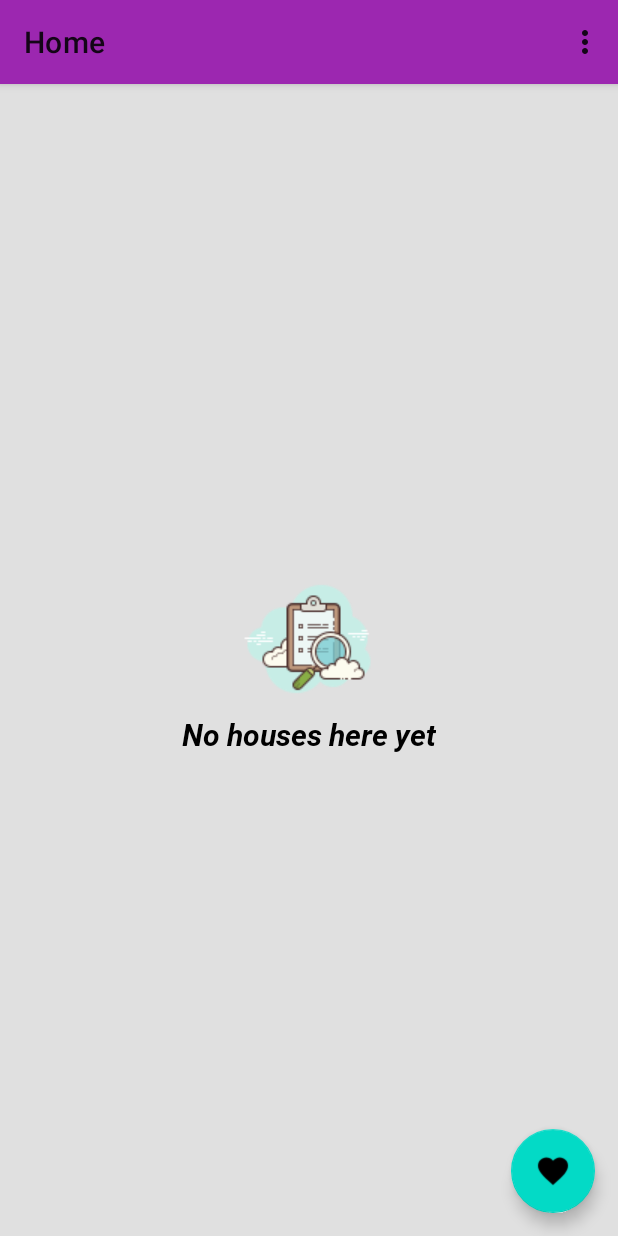
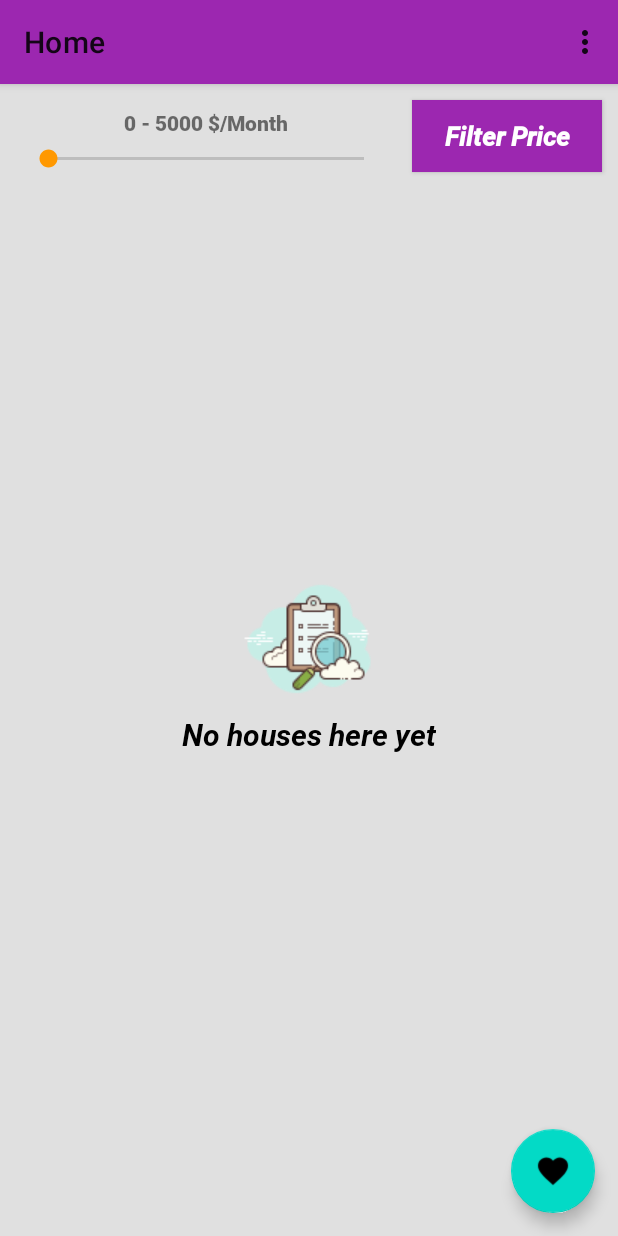
Before and after one commit to Okumu-Ian/Roomie, an Android app: the screen it shows after launch (Home), on a phone screen of 412 x 824 dp. Run offline under Robolectric (Android 15) with nearby library versions, the phone set to English and light mode, and no system bars; our stand-ins replace Volley; network calls fail.

Commit message:
Filter plus Comments referesh

```diff
--- a/app/src/main/java/com/company/roomie/Home.java
+++ b/app/src/main/java/com/company/roomie/Home.java
@@ -2,17 +2,24 @@ package com.company.roomie;
 
 import androidx.annotation.NonNull;
 import androidx.appcompat.app.AppCompatActivity;
+import androidx.appcompat.widget.AppCompatButton;
+import androidx.appcompat.widget.AppCompatSeekBar;
+import androidx.appcompat.widget.AppCompatSpinner;
+import androidx.appcompat.widget.AppCompatTextView;
 import androidx.recyclerview.widget.DefaultItemAnimator;
 import androidx.recyclerview.widget.GridLayoutManager;
 import androidx.recyclerview.widget.RecyclerView;
 
 import android.content.Context;
 import android.content.Intent;
+import android.os.Build;
 import android.os.Bundle;
 import android.view.Menu;
 import android.view.MenuItem;
 import android.view.View;
 import android.widget.LinearLayout;
+import android.widget.SeekBar;
+import android.widget.Toast;
 
 import com.android.volley.AuthFailureError;
 import com.android.volley.Request;
@@ -44,7 +51,12 @@ public class Home extends AppCompatActivity {
     private Context mCtx;
     private FloatingActionButton fab;
     private UserSession session;
-    private LinearLayout layout;
+    private LinearLayout layout,filter_layout;
+    private AppCompatSpinner min, max;
+    private AppCompatButton filterButton;
+    private AppCompatSeekBar seekBar;
+    private AppCompatTextView range_txt;
+    int progressValue = 0 ;
 
     @Override
     protected void onCreate(Bundle savedInstanceState) {
@@ -61,6 +73,13 @@ public class Home extends AppCompatActivity {
         recyclerView = findViewById(R.id.roomies_list);
         fab = findViewById(R.id.fab_favourites);
         layout = findViewById(R.id.nothing);
+        filterButton = findViewById(R.id.btn_filter);
+        filter_layout = findViewById(R.id.filter_layout);
+        seekBar = findViewById(R.id.price_seek_bar);
+        range_txt = findViewById(R.id.text_value);
+
+        fetchMax();
+
         fab.setOnClickListener(new View.OnClickListener() {
             @Override
             public void onClick(View view) {
@@ -72,8 +91,33 @@ public class Home extends AppCompatActivity {
         GridLayoutManager manager = new GridLayoutManager(mCtx,2);
         recyclerView.setLayoutManager(manager);
         recyclerView.setItemAnimator(new DefaultItemAnimator());
-        fetchHouses();
+        fetchHouses(0, Integer.MAX_VALUE);
 
+        seekBar.setOnSeekBarChangeListener(new SeekBar.OnSeekBarChangeListener() {
+            @Override
+            public void onProgressChanged(SeekBar seekBar, int i, boolean b) {
+                progressValue = i;
+            }
+
+            @Override
+            public void onStartTrackingTouch(SeekBar seekBar) {
+
+            }
+
+            @Override
+            public void onStopTrackingTouch(SeekBar seekBar) {
+                range_txt.setText(("0" + " - " +(progressValue) + (" $/Month")));
+            }
+        });
+
+        filterButton.setOnClickListener(new View.OnClickListener() {
+            @Override
+            public void onClick(View view) {
+                houses.clear();
+                fetchHouses(0,seekBar.getProgress());
+                Toast.makeText(mCtx, ""+progressValue, Toast.LENGTH_SHORT).show();
+            }
+        });
 
     }
 
@@ -107,7 +151,46 @@ public class Home extends AppCompatActivity {
         return true;
     }
 
-    private void fetchHouses(){
+    private void fetchMax(){
+        String url = "https://icelabs-eeyan.com/roomie/fetch_houses.php";
+        StringRequest request = new StringRequest(Request.Method.POST, url, new Response.Listener<String>() {
+            @Override
+            public void onResponse(String response) {
+
+                try {
+                    JSONObject object = new JSONObject(response);
+                    String max = object.getString("Max");
+                    String min = object.getString("Min");
+
+                    seekBar.setMax(Integer.parseInt(max));
+                    if (Build.VERSION.SDK_INT >= Build.VERSION_CODES.O) {
+                        seekBar.setMin((int) Double.parseDouble(min));
+                    }
+                     range_txt.setText(("0" + " - " +(seekBar.getMax()) + (" $/Month")));
+
+                }catch (JSONException ex){
+                    ex.printStackTrace();
+                }
+
+            }
+        }, new Response.ErrorListener() {
+            @Override
+            public void onErrorResponse(VolleyError error) {
+
+            }
+        }){
+            @Override
+            protected Map<String, String> getParams() throws AuthFailureError {
+                HashMap<String, String> map= new HashMap<>();
+                map.put("apicall","minmax");
+                return map;
+            }
+        };
+        Volley.newRequestQueue(mCtx).add(request);
+    }
+
+    private void fetchHouses(final int min, final int max){
+
         String url = "https://icelabs-eeyan.com/roomie/fetch_houses.php";
         StringRequest request = new StringRequest(Request.Method.POST, url, new Response.Listener<String>() {
             @Override
@@ -149,6 +232,8 @@ public class Home extends AppCompatActivity {
             protected Map<String, String> getParams() throws AuthFailureError {
                 HashMap<String, String> map= new HashMap<>();
                 map.put("apicall","fetchAllHouses");
+                map.put("min",String.valueOf(min));
+                map.put("max",String.valueOf(max));
                 return map;
             }
         };
@@ -170,6 +255,6 @@ public class Home extends AppCompatActivity {
     protected void onRestart() {
         super.onRestart();
         houses.clear();
-        fetchHouses();
+        fetchHouses(0,Integer.MAX_VALUE);
     }
 }
--- a/app/src/main/res/layout/activity_add_house.xml
+++ b/app/src/main/res/layout/activity_add_house.xml
@@ -27,7 +27,7 @@
     <com.google.android.material.textfield.TextInputLayout
         android:layout_width="match_parent"
         android:layout_height="wrap_content"
-        android:hint="Price"
+        android:hint="Price ($/Month)"
         android:layout_marginEnd="20dip"
         android:layout_marginStart="20dip"
         android:layout_marginTop="15dip">
@@ -35,6 +35,7 @@
         <com.google.android.material.textfield.TextInputEditText
             android:layout_width="match_parent"
             android:layout_height="wrap_content"
+            android:inputType="numberDecimal"
             android:id="@+id/edt_admin_destination_price"/>
 
     </com.google.android.material.textfield.TextInputLayout>
--- a/app/src/main/res/layout/activity_home.xml
+++ b/app/src/main/res/layout/activity_home.xml
@@ -8,11 +8,61 @@
     android:background="@color/authentication_bg"
     tools:context=".Home">
 
+    <LinearLayout
+        android:layout_width="match_parent"
+        android:layout_height="wrap_content"
+        android:orientation="horizontal"
+        android:weightSum="3"
+        android:id="@+id/filter_layout"
+        android:padding="5dip">
+
+        <LinearLayout
+            android:layout_width="0dip"
+            android:layout_height="wrap_content"
+            android:layout_weight="2"
+            android:layout_gravity="center"
+            android:gravity="center"
+            android:padding="5dip"
+            android:orientation="vertical"
+            android:layout_margin="5dip">
+
+            <androidx.appcompat.widget.AppCompatTextView
+                android:layout_width="wrap_content"
+                android:layout_height="wrap_content"
+                android:text="0 - 5000 $/Month"
+                android:id="@+id/text_value"
+                android:layout_marginBottom="5dip"
+                android:fontFamily="@font/roboto_black"
+                />
+
+       <androidx.appcompat.widget.AppCompatSeekBar
+           android:layout_width="match_parent"
+           android:layout_height="wrap_content"
+           android:id="@+id/price_seek_bar"/>
+        </LinearLayout>
+        <androidx.appcompat.widget.AppCompatButton
+            android:layout_width="0dp"
+            android:layout_height="wrap_content"
+            android:layout_weight="1"
+            android:background="@color/colorPrimary"
+            android:text="@string/filter"
+            android:textStyle="bold"
+            android:textAllCaps="false"
+            android:textSize="17sp"
+            android:padding="5dip"
+            android:layout_margin="5dip"
+            android:textColor="@android:color/white"
+            android:fontFamily="@font/roboto_bolditalic"
+            android:id="@+id/btn_filter"/>
+    </LinearLayout>
+
     <androidx.recyclerview.widget.RecyclerView
         android:layout_width="match_parent"
         android:layout_height="match_parent"
         android:padding="5dip"
-        android:id="@+id/roomies_list"/>
+        android:id="@+id/roomies_list"
+        android:layout_below="@id/filter_layout"
+        android:layout_marginTop="5dip"/>
 
     <LinearLayout
         android:layout_width="wrap_content"
```
Also changed, not shown: app/src/main/java/com/company/roomie/AddHouse.java (+8 -1 lines), app/src/main/java/com/company/roomie/HouseActivity.java (+10 -2 lines), app/src/main/res/values/strings.xml (+16 -0 lines).
